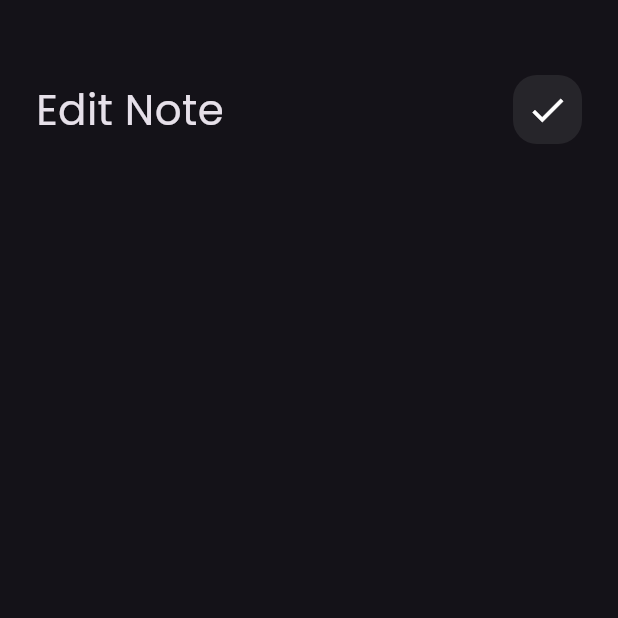
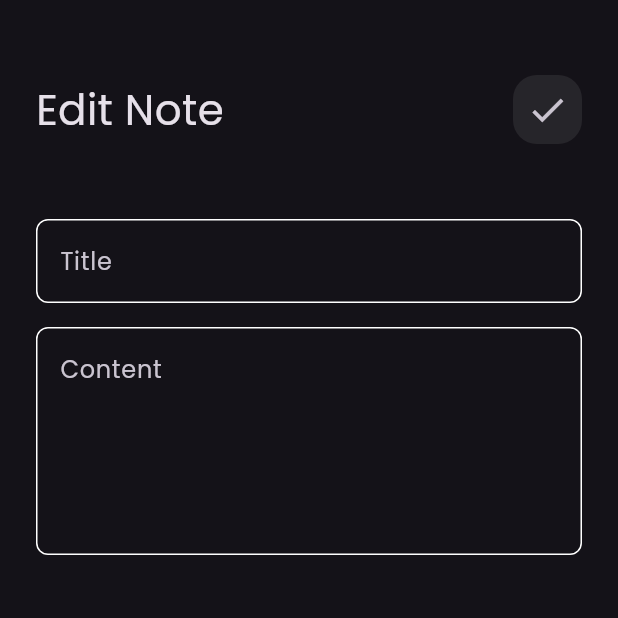
Before and after one commit to OmarEbnKhaled/notes_app, a Flutter app: the EditNoteView screen opened directly, on a phone screen of 412 x 824 dp, the top half of it. Run offline on Flutter 3.47's test engine with Material 3 defaults, Android fonts, the phone set to English and light mode, and no system bars.

Commit message:
Ui is Done

```diff
--- a/lib/views/widgets/custom_icon.dart
+++ b/lib/views/widgets/custom_icon.dart
@@ -14,8 +14,9 @@ class CustomIcon extends StatelessWidget {
         color: Colors.white.withOpacity(0.08),
         borderRadius: BorderRadius.circular(16),
       ),
-      child: Center(
-        child: Icon(
+      child: IconButton(
+        onPressed: () {},
+        icon: Icon(
           icon,
           size: 28,
         ),
--- a/lib/views/widgets/edit_note_view_body.dart
+++ b/lib/views/widgets/edit_note_view_body.dart
@@ -1,5 +1,6 @@
 import 'package:flutter/material.dart';
 import 'package:notes_app/views/widgets/custom_app_bar.dart';
+import 'package:notes_app/views/widgets/custom_text_field.dart';
 
 class EditNoteViewBody extends StatelessWidget {
   const EditNoteViewBody({super.key});
@@ -14,7 +15,14 @@ class EditNoteViewBody extends StatelessWidget {
           CustomAppBar(
             title: 'Edit Note',
             icon: Icons.check,
-          )
+          ),
+          SizedBox(height: 50),
+          CustomTextField(hint: 'Title'),
+          SizedBox(height: 16),
+          CustomTextField(
+            hint: 'Content',
+            maxLines: 5,
+          ),
         ],
       ),
     );
```
